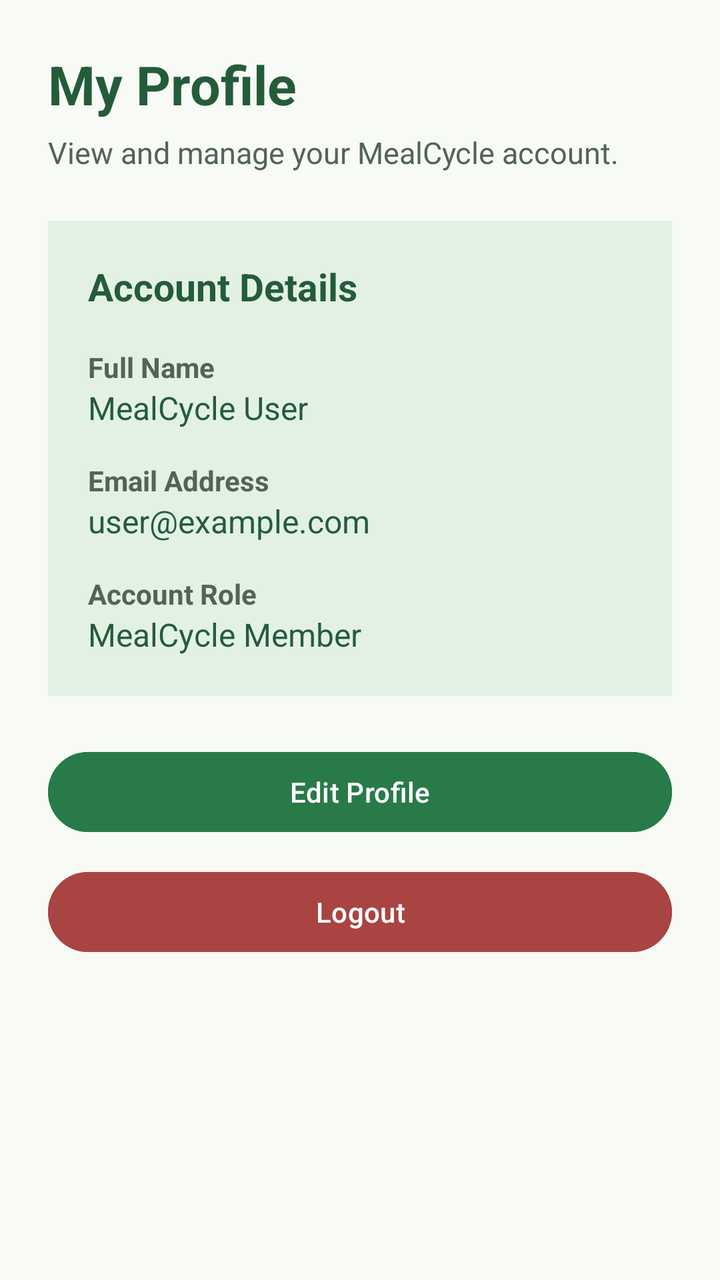
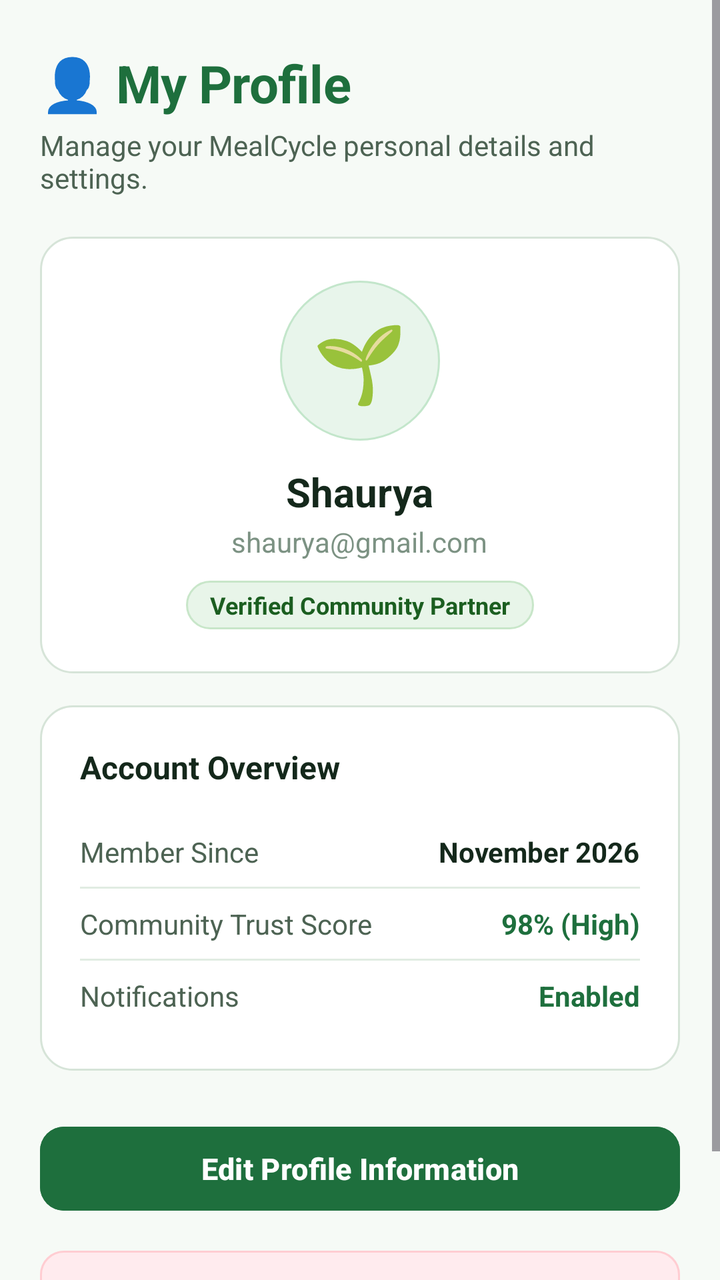

Two renders of the same Android screen: before a commit and after it. Below are the layout's source before the change and the commit's diff.
<!-- AndroidManifest.xml: application theme Theme.MealCycle -->
<!-- res/layout/activity_profile.xml -->
<?xml version="1.0" encoding="utf-8"?>
<ScrollView xmlns:android="http://schemas.android.com/apk/res/android"
    android:layout_width="match_parent"
    android:layout_height="match_parent"
    android:background="#F7FAF5"
    android:fillViewport="true">

    <LinearLayout
        android:layout_width="match_parent"
        android:layout_height="wrap_content"
        android:orientation="vertical"
        android:padding="24dp">

        <TextView
            android:layout_width="wrap_content"
            android:layout_height="wrap_content"
            android:text="My Profile"
            android:textColor="#245C3A"
            android:textSize="27sp"
            android:textStyle="bold" />

        <TextView
            android:layout_width="wrap_content"
            android:layout_height="wrap_content"
            android:layout_marginTop="6dp"
            android:layout_marginBottom="24dp"
            android:text="View and manage your MealCycle account."
            android:textColor="#526456"
            android:textSize="15sp" />

        <LinearLayout
            android:layout_width="match_parent"
            android:layout_height="wrap_content"
            android:background="#E3F1E4"
            android:orientation="vertical"
            android:padding="20dp">

            <TextView
                android:layout_width="wrap_content"
                android:layout_height="wrap_content"
                android:text="Account Details"
                android:textColor="#245C3A"
                android:textSize="19sp"
                android:textStyle="bold" />

            <TextView
                android:layout_width="wrap_content"
                android:layout_height="wrap_content"
                android:layout_marginTop="18dp"
                android:text="Full Name"
                android:textColor="#526456"
                android:textStyle="bold" />

            <TextView
                android:id="@+id/tvProfileName"
                android:layout_width="match_parent"
                android:layout_height="wrap_content"
                android:text="MealCycle User"
                android:textColor="#245C3A"
                android:textSize="16sp" />

            <TextView
                android:layout_width="wrap_content"
                android:layout_height="wrap_content"
                android:layout_marginTop="16dp"
                android:text="Email Address"
                android:textColor="#526456"
                android:textStyle="bold" />

            <TextView
                android:id="@+id/tvProfileEmail"
                android:layout_width="match_parent"
                android:layout_height="wrap_content"
                android:text="user@example.com"
                android:textColor="#245C3A"
                android:textSize="16sp" />

            <TextView
                android:layout_width="wrap_content"
                android:layout_height="wrap_content"
                android:layout_marginTop="16dp"
                android:text="Account Role"
                android:textColor="#526456"
                android:textStyle="bold" />

            <TextView
                android:id="@+id/tvProfileRole"
                android:layout_width="match_parent"
                android:layout_height="wrap_content"
                android:text="MealCycle Member"
                android:textColor="#245C3A"
                android:textSize="16sp" />

        </LinearLayout>

        <Button
            android:id="@+id/btnEditProfile"
            android:layout_width="match_parent"
            android:layout_height="wrap_content"
            android:layout_marginTop="24dp"
            android:backgroundTint="#287A49"
            android:text="Edit Profile"
            android:textColor="#FFFFFF" />

        <Button
            android:id="@+id/btnLogout"
            android:layout_width="match_parent"
            android:layout_height="wrap_content"
            android:layout_marginTop="12dp"
            android:backgroundTint="#A94442"
            android:text="Logout"
            android:textColor="#FFFFFF" />

    </LinearLayout>

</ScrollView>
<!-- resources referenced by this layout -->
<resources>
  <style name="Theme.MealCycle" parent="Base.Theme.MealCycle" />
  <style name="Base.Theme.MealCycle" parent="Theme.Material3.DayNight.NoActionBar">
          
          
      </style>
</resources>

<!-- the commit's change to res/layout/activity_profile.xml (unified diff, before → after) -->
@@ -1,115 +1,224 @@
 <?xml version="1.0" encoding="utf-8"?>
-<ScrollView xmlns:android="http://schemas.android.com/apk/res/android"
+<ScrollView
+    xmlns:android="http://schemas.android.com/apk/res/android"
+    xmlns:app="http://schemas.android.com/apk/res-auto"
     android:layout_width="match_parent"
     android:layout_height="match_parent"
-    android:background="#F7FAF5"
-    android:fillViewport="true">
+    android:fillViewport="true"
+    android:background="@color/bg_main">
 
     <LinearLayout
         android:layout_width="match_parent"
         android:layout_height="wrap_content"
         android:orientation="vertical"
-        android:padding="24dp">
+        android:paddingHorizontal="20dp"
+        android:paddingVertical="24dp">
 
         <TextView
             android:layout_width="wrap_content"
             android:layout_height="wrap_content"
-            android:text="My Profile"
-            android:textColor="#245C3A"
-            android:textSize="27sp"
-            android:textStyle="bold" />
+            android:text="👤 My Profile"
+            android:textSize="26sp"
+            android:textStyle="bold"
+            android:textColor="@color/primary"
+            android:letterSpacing="-0.01" />
 
         <TextView
             android:layout_width="wrap_content"
             android:layout_height="wrap_content"
-            android:layout_marginTop="6dp"
-            android:layout_marginBottom="24dp"
-            android:text="View and manage your MealCycle account."
-            android:textColor="#526456"
-            android:textSize="15sp" />
-
+            android:text="Manage your MealCycle personal details and settings."
+            android:textSize="14sp"
+            android:textColor="@color/text_secondary"
+            android:layout_marginTop="4dp"
+            android:layout_marginBottom="20dp" />
+
+        
         <LinearLayout
             android:layout_width="match_parent"
             android:layout_height="wrap_content"
-            android:background="#E3F1E4"
             android:orientation="vertical"
-            android:padding="20dp">
-
-            <TextView
-                android:layout_width="wrap_content"
-                android:layout_height="wrap_content"
-                android:text="Account Details"
-                android:textColor="#245C3A"
-                android:textSize="19sp"
+            android:background="@drawable/bg_card_white"
+            android:padding="22dp"
+            android:gravity="center_horizontal"
+            android:layout_marginBottom="16dp">
+
+            <FrameLayout
+                android:layout_width="80dp"
+                android:layout_height="80dp"
+                android:background="@drawable/bg_circle_primary"
+                android:layout_marginBottom="12dp">
+
+                <TextView
+                    android:layout_width="wrap_content"
+                    android:layout_height="wrap_content"
+                    android:layout_gravity="center"
+                    android:text="🌱"
+                    android:textSize="38sp" />
+            </FrameLayout>
+
+            <TextView
+                android:id="@+id/tvProfileName"
+                android:layout_width="wrap_content"
+                android:layout_height="wrap_content"
+                android:text="Shaurya"
+                android:textColor="@color/text_primary"
+                android:textSize="20sp"
                 android:textStyle="bold" />
 
             <TextView
-                android:layout_width="wrap_content"
-                android:layout_height="wrap_content"
-                android:layout_marginTop="18dp"
-                android:text="Full Name"
-                android:textColor="#526456"
-                android:textStyle="bold" />
-
-            <TextView
-                android:id="@+id/tvProfileName"
-                android:layout_width="match_parent"
-                android:layout_height="wrap_content"
-                android:text="MealCycle User"
-                android:textColor="#245C3A"
-                android:textSize="16sp" />
-
-            <TextView
-                android:layout_width="wrap_content"
-                android:layout_height="wrap_content"
-                android:layout_marginTop="16dp"
-                android:text="Email Address"
-                android:textColor="#526456"
-                android:textStyle="bold" />
-
-            <TextView
                 android:id="@+id/tvProfileEmail"
-                android:layout_width="match_parent"
-                android:layout_height="wrap_content"
-                android:text="user@example.com"
-                android:textColor="#245C3A"
-                android:textSize="16sp" />
-
-            <TextView
-                android:layout_width="wrap_content"
-                android:layout_height="wrap_content"
-                android:layout_marginTop="16dp"
-                android:text="Account Role"
-                android:textColor="#526456"
-                android:textStyle="bold" />
+                android:layout_width="wrap_content"
+                android:layout_height="wrap_content"
+                android:text="shaurya@gmail.com"
+                android:textColor="@color/text_muted"
+                android:textSize="14sp"
+                android:layout_marginTop="2dp" />
 
             <TextView
                 android:id="@+id/tvProfileRole"
-                android:layout_width="match_parent"
-                android:layout_height="wrap_content"
-                android:text="MealCycle Member"
-                android:textColor="#245C3A"
-                android:textSize="16sp" />
+                android:layout_width="wrap_content"
+                android:layout_height="wrap_content"
+                android:background="@drawable/bg_badge_available"
+                android:text="Verified Community Partner"
+                android:textColor="@color/badge_available_text"
+                android:textSize="12sp"
+                android:textStyle="bold"
+                android:paddingHorizontal="12dp"
+                android:paddingVertical="4dp"
+                android:layout_marginTop="10dp" />
 
         </LinearLayout>
 
-        <Button
+        
+        <LinearLayout
+            android:layout_width="match_parent"
+            android:layout_height="wrap_content"
+            android:orientation="vertical"
+            android:background="@drawable/bg_card_white"
+            android:padding="20dp"
+            android:layout_marginBottom="24dp">
+
+            <TextView
+                android:layout_width="wrap_content"
+                android:layout_height="wrap_content"
+                android:text="Account Overview"
+                android:textColor="@color/text_primary"
+                android:textSize="16sp"
+                android:textStyle="bold"
+                android:layout_marginBottom="14dp" />
+
+            <LinearLayout
+                android:layout_width="match_parent"
+                android:layout_height="wrap_content"
+                android:orientation="horizontal"
+                android:paddingVertical="8dp">
+
+                <TextView
+                    android:layout_width="0dp"
+                    android:layout_height="wrap_content"
+                    android:layout_weight="1"
+                    android:text="Member Since"
+                    android:textColor="@color/text_secondary"
+                    android:textSize="14sp" />
+
+                <TextView
+                    android:layout_width="wrap_content"
+                    android:layout_height="wrap_content"
+                    android:text="November 2026"
+                    android:textColor="@color/text_primary"
+                    android:textStyle="bold"
+                    android:textSize="14sp" />
+            </LinearLayout>
+
+            <View
+                android:layout_width="match_parent"
+                android:layout_height="1dp"
+                android:background="@color/divider_color" />
+
+            <LinearLayout
+                android:layout_width="match_parent"
+                android:layout_height="wrap_content"
+                android:orientation="horizontal"
+                android:paddingVertical="8dp">
+
+                <TextView
+                    android:layout_width="0dp"
+                    android:layout_height="wrap_content"
+                    android:layout_weight="1"
+                    android:text="Community Trust Score"
+                    android:textColor="@color/text_secondary"
+                    android:textSize="14sp" />
+
+                <TextView
+                    android:layout_width="wrap_content"
+                    android:layout_height="wrap_content"
+                    android:text="98% (High)"
+                    android:textColor="@color/primary"
+                    android:textStyle="bold"
+                    android:textSize="14sp" />
+            </LinearLayout>
+
+            <View
+                android:layout_width="match_parent"
+                android:layout_height="1dp"
+                android:background="@color/divider_color" />
+
+            <LinearLayout
+                android:layout_width="match_parent"
+                android:layout_height="wrap_content"
+                android:orientation="horizontal"
+                android:paddingVertical="8dp">
+
+                <TextView
+                    android:layout_width="0dp"
+                    android:layout_height="wrap_content"
+                    android:layout_weight="1"
+                    android:text="Notifications"
+                    android:textColor="@color/text_secondary"
+                    android:textSize="14sp" />
+
+                <TextView
+                    android:layout_width="wrap_content"
+                    android:layout_height="wrap_content"
+                    android:text="Enabled"
+                    android:textColor="@color/primary"
+                    android:textStyle="bold"
+                    android:textSize="14sp" />
+            </LinearLayout>
+
+        </LinearLayout>
+
+        
+        <com.google.android.material.button.MaterialButton
             android:id="@+id/btnEditProfile"
             android:layout_width="match_parent"
-            android:layout_height="wrap_content"
-            android:layout_marginTop="24dp"
-            android:backgroundTint="#287A49"
-            android:text="Edit Profile"
-            android:textColor="#FFFFFF" />
-
-        <Button
+            android:layout_height="50dp"
+            android:text="Edit Profile Information"
+            android:textAllCaps="false"
+            android:textSize="15sp"
+            android:textStyle="bold"
+            android:backgroundTint="@color/primary"
+            android:textColor="@color/white"
+            app:cornerRadius="12dp"
+            app:elevation="0dp" />
+
+        
+        <com.google.android.material.button.MaterialButton
             android:id="@+id/btnLogout"
             android:layout_width="match_parent"
-            android:layout_height="wrap_content"
+            android:layout_height="50dp"
+            android:text="Log Out"
+            android:textAllCaps="false"
+            android:textSize="15sp"
+            android:textStyle="bold"
+            android:backgroundTint="@color/danger_bg"
+            android:textColor="@color/danger"
             android:layout_marginTop="12dp"
-            android:backgroundTint="#A94442"
-            android:text="Logout"
-            android:textColor="#FFFFFF" />
+            android:layout_marginBottom="16dp"
+            app:cornerRadius="12dp"
+            app:strokeColor="@color/danger_tint_border"
+            app:strokeWidth="1dp"
+            app:elevation="0dp" />
 
     </LinearLayout>
 
<!-- resource entries referenced after the edit -->
@@ -1,9 +1,64 @@
 <!-- resources referenced by this layout -->
 <resources>
+  <color name="badge_available_text">#1B5E20</color>
+  <color name="bg_main">#F6FAF6</color>
+  <color name="danger">#D32F2F</color>
+  <color name="danger_bg">#FFEBEE</color>
+  <color name="danger_tint_border">#FFCDD2</color>
+  <color name="divider_color">#E1ECE2</color>
+  <color name="primary">#1E6F3D</color>
+  <color name="text_muted">#7C9283</color>
+  <color name="text_primary">#14281B</color>
+  <color name="text_secondary">#4D6353</color>
+  <color name="white">#FFFFFFFF</color>
+  <!-- drawable bg_badge_available (drawable) -->
+  <?xml version="1.0" encoding="utf-8"?>
+  <shape xmlns:android="http://schemas.android.com/apk/res/android"
+      android:shape="rectangle">
+      <solid android:color="@color/badge_available_bg" />
+      <corners android:radius="20dp" />
+      <stroke
+          android:width="1dp"
+          android:color="#C8E6C9" />
+  </shape>
+  <!-- drawable bg_card_white (drawable) -->
+  <?xml version="1.0" encoding="utf-8"?>
+  <shape xmlns:android="http://schemas.android.com/apk/res/android"
+      android:shape="rectangle">
+      <solid android:color="@color/surface_card" />
+      <corners android:radius="16dp" />
+      <stroke
+          android:width="1dp"
+          android:color="@color/border_light" />
+  </shape>
+  <!-- drawable bg_circle_primary (drawable) -->
+  <?xml version="1.0" encoding="utf-8"?>
+  <shape xmlns:android="http://schemas.android.com/apk/res/android"
+      android:shape="oval">
+      <solid android:color="@color/primary_tint" />
+      <stroke
+          android:width="1dp"
+          android:color="@color/primary_tint_border" />
+  </shape>
   <style name="Theme.MealCycle" parent="Base.Theme.MealCycle" />
+  <color name="badge_available_bg">#E8F5E9</color>
+  <color name="surface_card">#FFFFFF</color>
+  <color name="border_light">#D6E4D8</color>
+  <color name="primary_tint">#E8F5EB</color>
+  <color name="primary_tint_border">#C3E6CB</color>
   <style name="Base.Theme.MealCycle" parent="Theme.Material3.DayNight.NoActionBar">
           
-          
+          <item name="colorPrimary">@color/primary</item>
+          <item name="colorPrimaryVariant">@color/primary_dark</item>
+          <item name="colorOnPrimary">@color/text_on_primary</item>
+          <item name="colorSecondary">@color/secondary</item>
+          <item name="colorSurface">@color/surface_card</item>
+          <item name="android:windowBackground">@color/bg_main</item>
+          <item name="android:statusBarColor">@color/bg_main</item>
+          <item name="android:windowLightStatusBar">true</item>
       </style>
+  <color name="primary_dark">#134E2A</color>
+  <color name="text_on_primary">#FFFFFF</color>
+  <color name="secondary">#E67E22</color>
 </resources>
 
